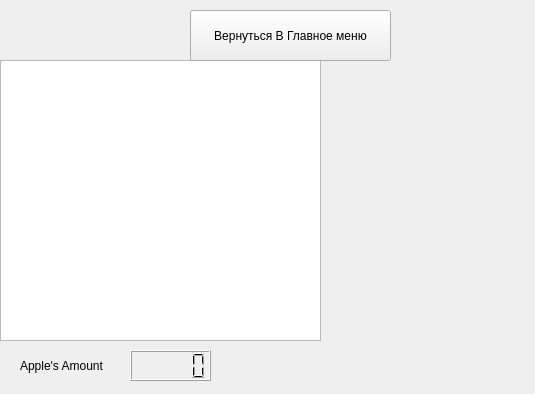
Before: the Qt Designer form game.ui in Stas336/RedwoodTestTask, drawn with Qt 5.
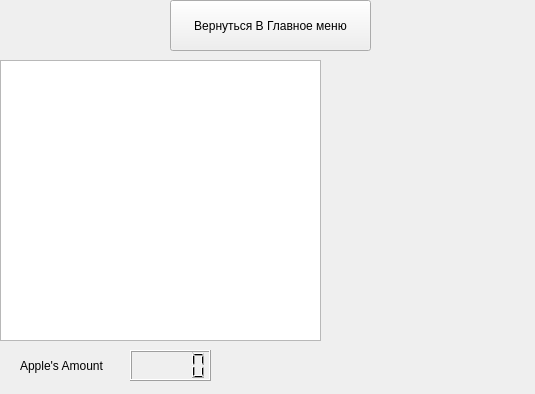
After: the same form once the commit is applied. Icons and pictures are not drawn. Custom widgets are drawn as their Qt base class.

The edit to the form file:
```diff
--- a/game.ui
+++ b/game.ui
@@ -66,8 +66,8 @@
   <widget class="QPushButton" name="returnButton">
    <property name="geometry">
     <rect>
-     <x>190</x>
-     <y>10</y>
+     <x>170</x>
+     <y>0</y>
      <width>201</width>
      <height>51</height>
     </rect>
```
